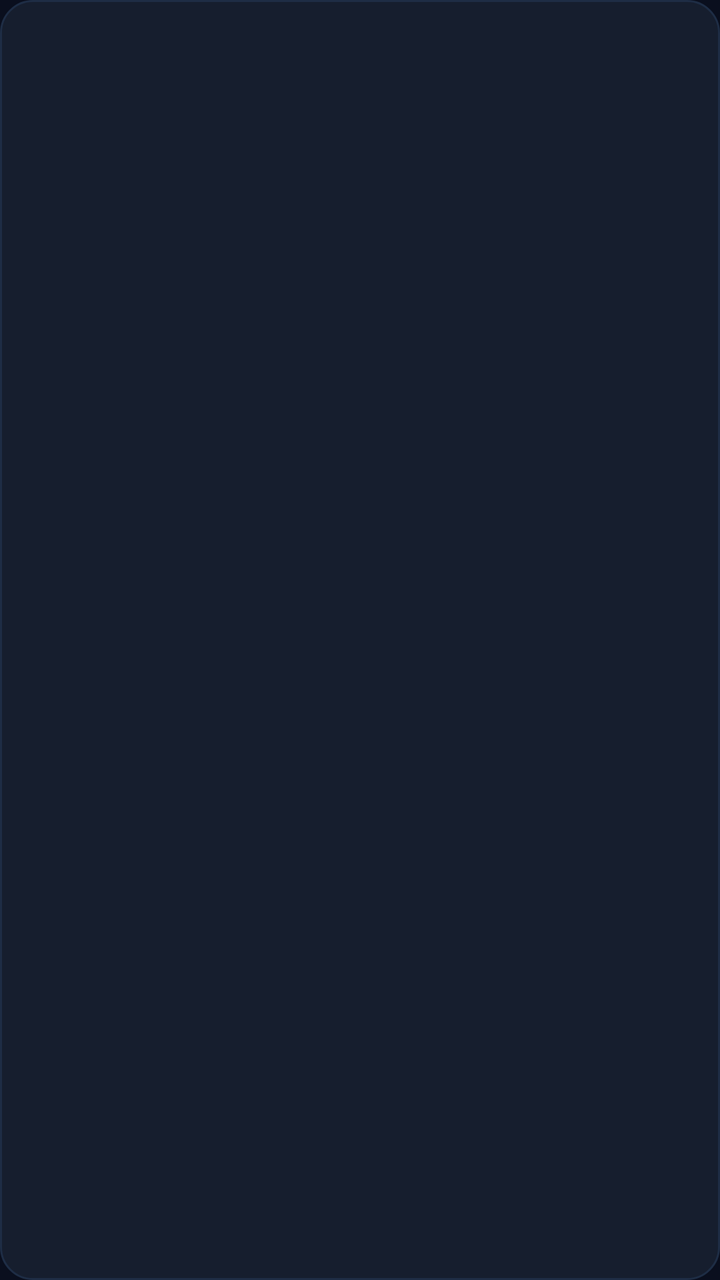
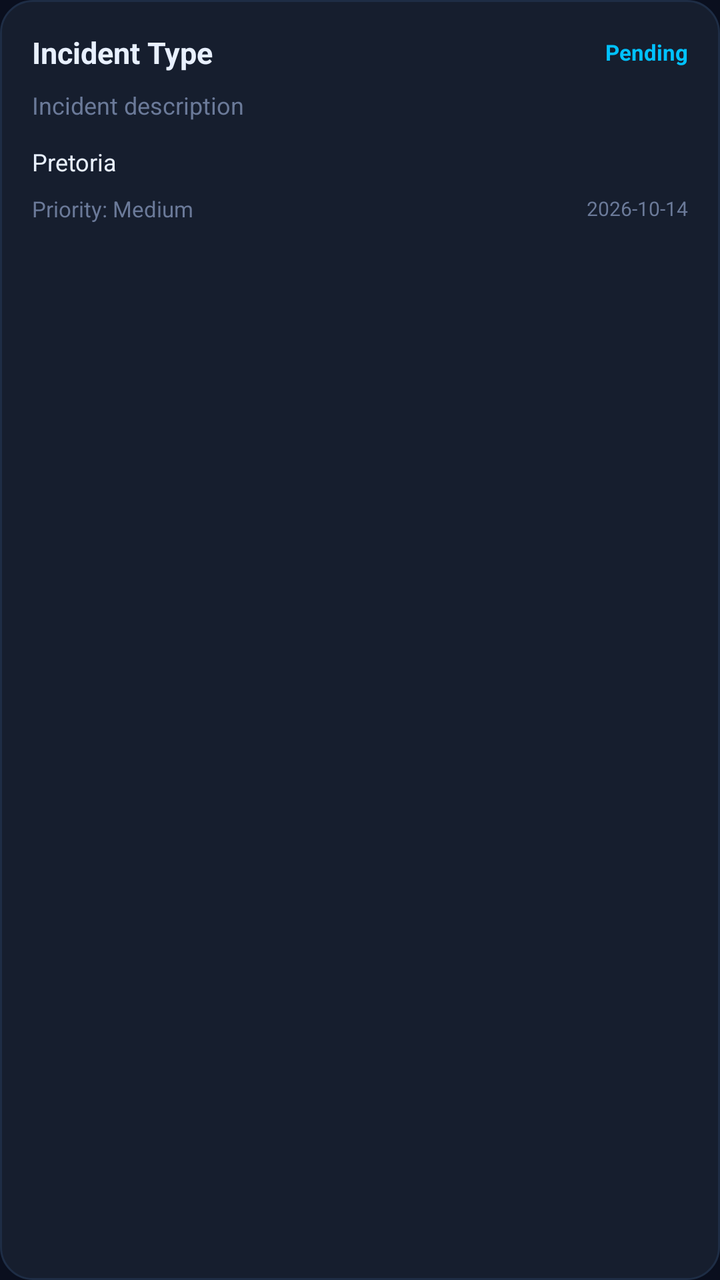

The first picture is an Android layout as it rendered before a commit; the second is the same layout after the commit. The layout source and the unified diff follow.
<!-- AndroidManifest.xml: application theme Theme.SafeZoneSA -->
<!-- res/layout/item_incident.xml -->
<?xml version="1.0" encoding="utf-8"?>
<LinearLayout xmlns:android="http://schemas.android.com/apk/res/android"
    android:layout_width="match_parent"
    android:layout_height="wrap_content"
    android:background="@drawable/bg_card"
    android:orientation="vertical"
    android:padding="16dp"
    android:layout_marginBottom="12dp">

    <LinearLayout
        android:layout_width="match_parent"
        android:layout_height="wrap_content"
        android:orientation="horizontal"
        android:gravity="center_vertical"
        android:layout_marginBottom="8dp">
        <TextView
            android:id="@+id/tvType"
            android:layout_width="0dp"
            android:layout_height="wrap_content"
            android:layout_weight="1"
            android:textColor="@color/sz_text"
            android:textSize="15sp"
            android:textStyle="bold"/>
        <TextView
            android:id="@+id/tvStatus"
            android:layout_width="wrap_content"
            android:layout_height="wrap_content"
            android:textSize="11sp"
            android:paddingStart="10dp"
            android:paddingEnd="10dp"
            android:paddingTop="3dp"
            android:paddingBottom="3dp"/>
    </LinearLayout>

    <TextView
        android:id="@+id/tvDescription"
        android:layout_width="match_parent"
        android:layout_height="wrap_content"
        android:textColor="@color/sz_muted"
        android:textSize="13sp"
        android:lineSpacingMultiplier="1.4"
        android:layout_marginBottom="10dp"/>

    <LinearLayout
        android:layout_width="match_parent"
        android:layout_height="wrap_content"
        android:orientation="horizontal">
        <TextView
            android:id="@+id/tvRef"
            android:layout_width="0dp"
            android:layout_height="wrap_content"
            android:layout_weight="1"
            android:textColor="@color/sz_muted"
            android:textSize="11sp"/>
        <TextView
            android:id="@+id/tvTime"
            android:layout_width="wrap_content"
            android:layout_height="wrap_content"
            android:textColor="@color/sz_muted"
            android:textSize="11sp"/>
    </LinearLayout>

</LinearLayout>
<!-- resources referenced by this layout -->
<resources>
  <color name="sz_muted">#6B7A99</color>
  <color name="sz_text">#E8F0FE</color>
  <!-- drawable bg_card (drawable) -->
  <?xml version="1.0" encoding="utf-8"?>
  <shape xmlns:android="http://schemas.android.com/apk/res/android"
      android:shape="rectangle">
      <solid android:color="@color/sz_card"/>
      <stroke android:width="1dp" android:color="@color/sz_border"/>
      <corners android:radius="16dp"/>
  </shape>
  <style name="Theme.SafeZoneSA" parent="Theme.Material3.Dark.NoActionBar">
          <item name="colorPrimary">@color/sz_accent</item>
          <item name="colorOnPrimary">@color/sz_bg</item>
          <item name="colorPrimaryContainer">@color/sz_shield</item>
          <item name="colorSurface">@color/sz_surface</item>
          <item name="colorOnSurface">@color/sz_text</item>
          <item name="android:windowBackground">@color/sz_bg</item>
          <item name="android:statusBarColor">@color/sz_bg</item>
          <item name="android:navigationBarColor">@color/sz_surface</item>
          <item name="android:textColorPrimary">@color/sz_text</item>
          <item name="android:textColorHint">@color/sz_muted</item>
          <item name="editTextStyle">@style/Widget.SafeZone.TextInput</item>
      </style>
  <color name="sz_card">#161E2E</color>
  <color name="sz_border">#1E2D45</color>
  <color name="sz_accent">#00C2FF</color>
  <color name="sz_bg">#0A0F1E</color>
  <color name="sz_shield">#1A3A5C</color>
  <color name="sz_surface">#111827</color>
  <style name="Widget.SafeZone.TextInput" parent="Widget.AppCompat.EditText">
          <item name="android:background">@drawable/bg_input</item>
          <item name="android:textColor">@color/sz_text</item>
          <item name="android:textColorHint">@color/sz_muted</item>
          <item name="android:padding">14dp</item>
      </style>
  <!-- drawable bg_input (drawable) -->
  <?xml version="1.0" encoding="utf-8"?>
  <shape xmlns:android="http://schemas.android.com/apk/res/android"
      android:shape="rectangle">
      <solid android:color="@color/sz_card"/>
      <stroke android:width="1dp" android:color="@color/sz_border"/>
      <corners android:radius="12dp"/>
  </shape>
</resources>

<!-- the commit's change to res/layout/item_incident.xml (unified diff, before → after) -->
@@ -1,63 +1,90 @@
 <?xml version="1.0" encoding="utf-8"?>
-<LinearLayout xmlns:android="http://schemas.android.com/apk/res/android"
+<LinearLayout
+    xmlns:android="http://schemas.android.com/apk/res/android"
     android:layout_width="match_parent"
     android:layout_height="wrap_content"
+    android:orientation="vertical"
     android:background="@drawable/bg_card"
-    android:orientation="vertical"
     android:padding="16dp"
     android:layout_marginBottom="12dp">
 
+    
+    <LinearLayout
+        android:layout_width="match_parent"
+        android:layout_height="wrap_content"
+        android:orientation="horizontal"
+        android:gravity="center_vertical">
+
+        <TextView
+            android:id="@+id/tvIncidentType"
+            android:layout_width="0dp"
+            android:layout_height="wrap_content"
+            android:layout_weight="1"
+            android:text="Incident Type"
+            android:textColor="@color/sz_text"
+            android:textSize="15sp"
+            android:textStyle="bold"/>
+
+        <TextView
+            android:id="@+id/tvIncidentStatus"
+            android:layout_width="wrap_content"
+            android:layout_height="wrap_content"
+            android:text="Pending"
+            android:textColor="@color/sz_accent"
+            android:textSize="11sp"
+            android:textStyle="bold"/>
+
+    </LinearLayout>
+
+
+    
+    <TextView
+        android:id="@+id/tvIncidentDescription"
+        android:layout_width="match_parent"
+        android:layout_height="wrap_content"
+        android:text="Incident description"
+        android:textColor="@color/sz_muted"
+        android:textSize="12sp"
+        android:layout_marginTop="8dp"
+        android:maxLines="3"/>
+
+
+    
+    <TextView
+        android:id="@+id/tvIncidentLocation"
+        android:layout_width="match_parent"
+        android:layout_height="wrap_content"
+        android:text="Pretoria"
+        android:textColor="@color/sz_text"
+        android:textSize="12sp"
+        android:layout_marginTop="12dp"/>
+
+
+    
     <LinearLayout
         android:layout_width="match_parent"
         android:layout_height="wrap_content"
         android:orientation="horizontal"
         android:gravity="center_vertical"
-        android:layout_marginBottom="8dp">
+        android:layout_marginTop="8dp">
+
         <TextView
-            android:id="@+id/tvType"
+            android:id="@+id/tvIncidentPriority"
             android:layout_width="0dp"
             android:layout_height="wrap_content"
             android:layout_weight="1"
-            android:textColor="@color/sz_text"
-            android:textSize="15sp"
-            android:textStyle="bold"/>
+            android:text="Priority: Medium"
+            android:textColor="@color/sz_muted"
+            android:textSize="11sp"/>
+
         <TextView
-            android:id="@+id/tvStatus"
+            android:id="@+id/tvIncidentDate"
             android:layout_width="wrap_content"
             android:layout_height="wrap_content"
-            android:textSize="11sp"
-            android:paddingStart="10dp"
-            android:paddingEnd="10dp"
-            android:paddingTop="3dp"
-            android:paddingBottom="3dp"/>
-    </LinearLayout>
+            android:text="2026-10-14"
+            android:textColor="@color/sz_muted"
+            android:textSize="10sp"/>
 
-    <TextView
-        android:id="@+id/tvDescription"
-        android:layout_width="match_parent"
-        android:layout_height="wrap_content"
-        android:textColor="@color/sz_muted"
-        android:textSize="13sp"
-        android:lineSpacingMultiplier="1.4"
-        android:layout_marginBottom="10dp"/>
-
-    <LinearLayout
-        android:layout_width="match_parent"
-        android:layout_height="wrap_content"
-        android:orientation="horizontal">
-        <TextView
-            android:id="@+id/tvRef"
-            android:layout_width="0dp"
-            android:layout_height="wrap_content"
-            android:layout_weight="1"
-            android:textColor="@color/sz_muted"
-            android:textSize="11sp"/>
-        <TextView
-            android:id="@+id/tvTime"
-            android:layout_width="wrap_content"
-            android:layout_height="wrap_content"
-            android:textColor="@color/sz_muted"
-            android:textSize="11sp"/>
     </LinearLayout>
 
 </LinearLayout>
